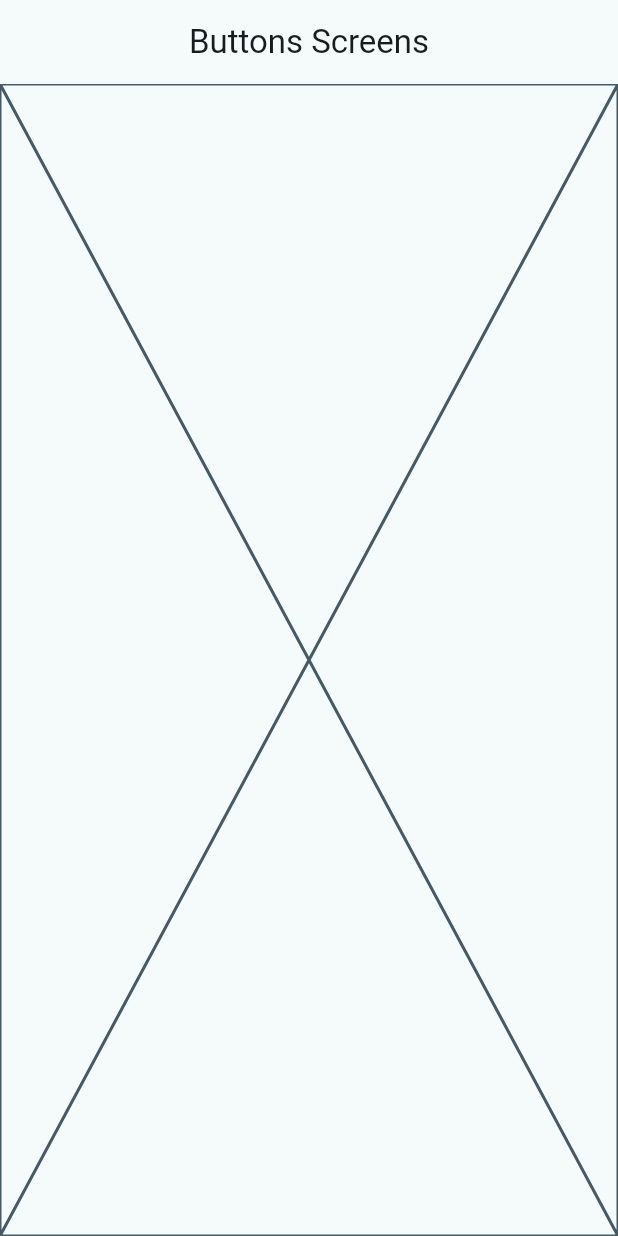
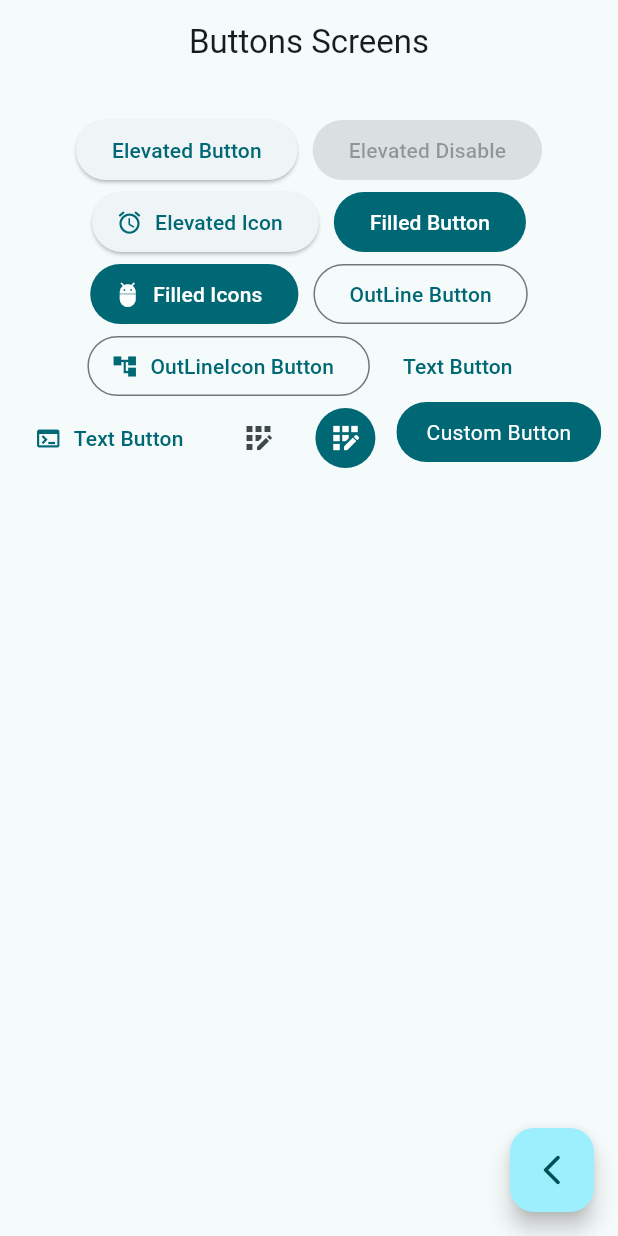
Before and after one commit to kvzon1984/curso-flutter, a Flutter app: the ButtonsScreen screen opened by its route, on a phone screen of 412 x 824 dp. Run offline on Flutter 3.47's test engine with Material 2 defaults, Android fonts, the phone set to English and light mode, and no system bars; our stand-ins replace animate_do, dio, go_router, video_player.

Commit message:
Buttons Screen Finish

```diff
--- a/widgets_app/lib/presentation/screens/buttons/buttons_screen.dart
+++ b/widgets_app/lib/presentation/screens/buttons/buttons_screen.dart
@@ -1,4 +1,5 @@
 import 'package:flutter/material.dart';
+import 'package:go_router/go_router.dart';
 
 class ButtonsScreen extends StatelessWidget {
   static const String name = 'buttons_screen';
@@ -10,7 +11,104 @@ class ButtonsScreen extends StatelessWidget {
       appBar: AppBar(
         title: const Text('Buttons Screens'),
       ),
-      body: const Placeholder(),
+      body: const _ButtonsView(),
+      floatingActionButton: FloatingActionButton(
+        child: const Icon(Icons.arrow_back_ios_new_rounded),
+        onPressed: () {
+          context.pop();
+        }),
     );
   }
 }
+
+class _ButtonsView extends StatelessWidget {
+  const _ButtonsView();
+
+  @override
+  Widget build(BuildContext context) {
+
+    final colors = Theme.of(context).colorScheme;
+
+    return SizedBox(
+      width: double.infinity,
+      child: Padding(
+        padding: const EdgeInsets.symmetric(horizontal: 10, vertical: 20),
+        child: Wrap(
+          spacing: 10,
+          alignment: WrapAlignment.center,
+          children: [
+            ElevatedButton(onPressed: () {}, child: const Text('Elevated Button')),
+            const ElevatedButton(onPressed: null, child: Text('Elevated Disable')),
+            ElevatedButton.icon(
+              onPressed: (){},
+              icon: const Icon(Icons.access_alarm_rounded),
+              label: const Text('Elevated Icon'
+            )),
+
+            FilledButton(onPressed: (){},child:  const Text('Filled Button')),
+            FilledButton.icon(
+              onPressed: (){},
+              icon: const Icon(Icons.adb_sharp),
+              label: const Text('Filled Icons'),
+            ),
+
+            OutlinedButton(onPressed: (){}, child: const Text('OutLine Button')),
+            OutlinedButton.icon(
+              onPressed: (){},
+              icon: const Icon(Icons.account_tree),
+              label: const Text('OutLineIcon Button')
+            ),
+
+          TextButton(onPressed: () {}, child: const Text('Text Button')),
+          TextButton.icon(
+            onPressed: () {},
+            label: const Text('Text Button'),
+            icon: const Icon(Icons.terminal),
+          ),
+
+          IconButton(
+            onPressed: () {},
+            icon: const Icon(Icons.app_registration_outlined),
+          ),
+          IconButton(
+            onPressed: () {},
+            icon: const Icon(Icons.app_registration_outlined),
+            style: ButtonStyle(
+              backgroundColor: MaterialStatePropertyAll(colors.primary),
+              iconColor: const MaterialStatePropertyAll(Colors.white),
+            ),
+          ),
+
+          const CustomButton()
+
+
+          ],
+        ),
+      ),
+    );
+  }
+}
+
+
+class CustomButton extends StatelessWidget {
+  const CustomButton({super.key});
+
+  @override
+  Widget build(BuildContext context) {
+    final colors = Theme.of(context).colorScheme;
+    return ClipRRect(
+      borderRadius: BorderRadius.circular(20),
+      child: Material(
+
+        color: colors.primary,
+        child: InkWell(
+          onTap: (){},
+          child: const Padding(
+            padding: EdgeInsets.symmetric(horizontal: 20, vertical: 10),
+            child: Text('Custom Button', style: TextStyle(color: Colors.white),),
+          ),
+        ),
+      ),
+    );
+  }
+}
--- a/widgets_app/lib/presentation/screens/home/home_screens.dart
+++ b/widgets_app/lib/presentation/screens/home/home_screens.dart
@@ -1,6 +1,5 @@
 import 'package:flutter/material.dart';
 import 'package:go_router/go_router.dart';
-import 'package:widgets_app/presentation/screens/cards/cards_screen.dart';
 import '../../../config/menu/menu_items.dart';
 
 class HomeScreens extends StatelessWidget {
```
